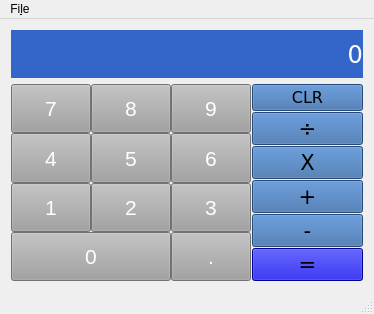
divitto/DivittoCalc, file MainWindow.ui: the form before one commit.
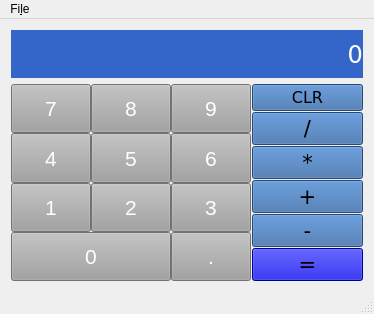
The form after the commit.

Patch:
```diff
--- a/MainWindow.ui
+++ b/MainWindow.ui
@@ -2171,7 +2171,7 @@
 }</string>
             </property>
             <property name="text">
-             <string>÷</string>
+             <string>/</string>
             </property>
             <property name="shortcut">
              <string>/</string>
@@ -2293,7 +2293,7 @@
 }</string>
             </property>
             <property name="text">
-             <string>X</string>
+             <string>*</string>
             </property>
             <property name="shortcut">
              <string>*</string>
```
Left out of the diff: 6 changed lines with no effect on the pictures.
